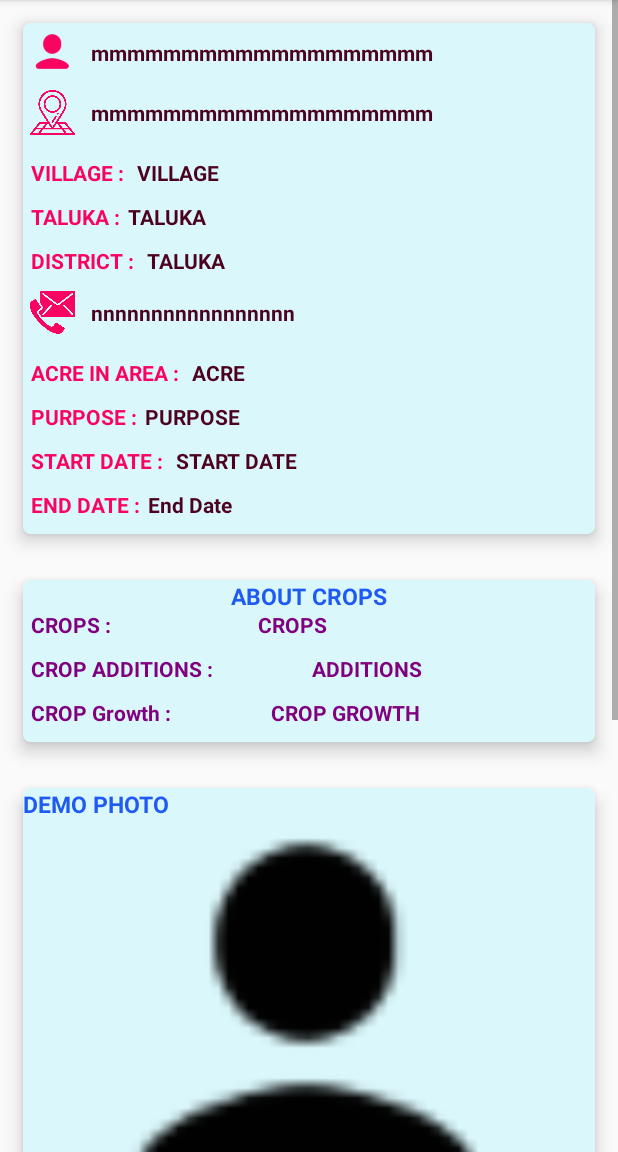
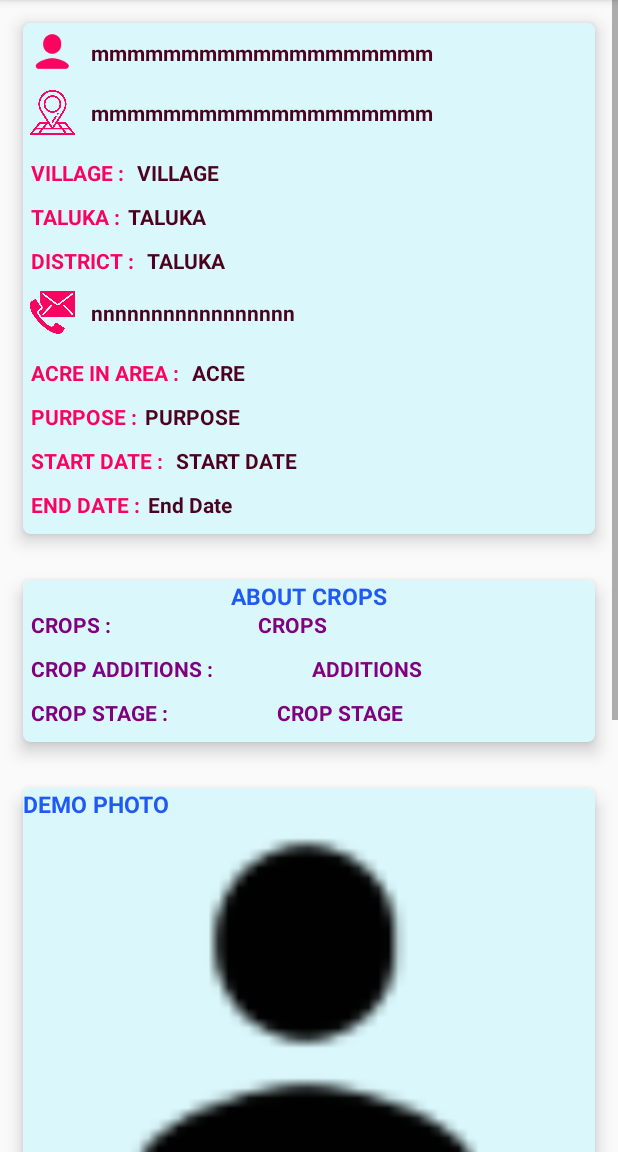
Before and after one commit to IshaPPotnis/ManishaAgroApp, an Android app: the EmployeeStatusActivity screen opened directly, with no data from a screen before it, on a phone screen of 412 x 824 dp, the part 84-1236 px from its top. Run offline under Robolectric (Android 15) with nearby library versions, the phone set to English and light mode, and no system bars; 1 statement that could not run was skipped.

Commit message:
updated
Signed-off-by: govind9003 <manegovind.5555@gmail.com>

```diff
--- a/ManishaAgro/app/src/main/res/layout/activity_employee_status.xml
+++ b/ManishaAgro/app/src/main/res/layout/activity_employee_status.xml
@@ -1145,12 +1145,12 @@
                         android:layout_width="wrap_content"
                         android:layout_height="wrap_content"
                         android:layout_weight="1"
-                        android:id="@+id/dAdditionssRel1">
+                        android:id="@+id/dCropStagessRel1">
                         <TextView
                             android:layout_width="wrap_content"
                             android:layout_height="wrap_content"
                             android:id="@+id/cropGrowths"
-                            android:text="CROP Growth : "
+                            android:text="CROP STAGE : "
                             android:textColor="@color/customerText"
                             android:layout_marginLeft="5dp"
                             android:layout_marginTop="10dp"
@@ -1169,7 +1169,7 @@
                             android:layout_width="wrap_content"
                             android:layout_height="wrap_content"
                             android:id="@+id/TextcropGrowths"
-                            android:text="CROP GROWTH"
+                            android:text="CROP STAGE"
                             android:textColor="@color/customerText"
                             android:layout_marginLeft="5dp"
                             android:layout_marginTop="10dp"
```
Also changed, not shown: ManishaAgro/app/src/main/java/com/example/manishaagro/employee/DemoEntryActivity.java (+19 -0 lines).
